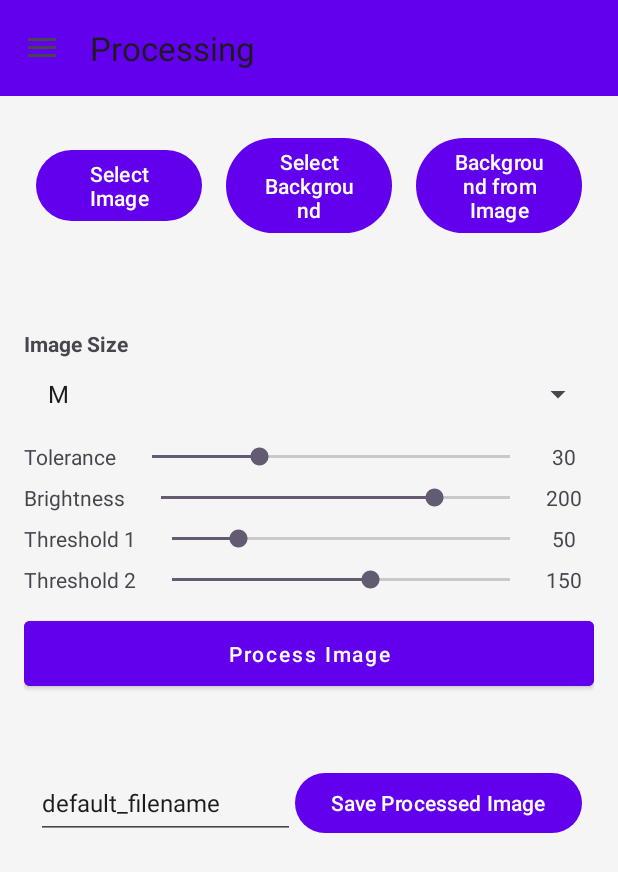
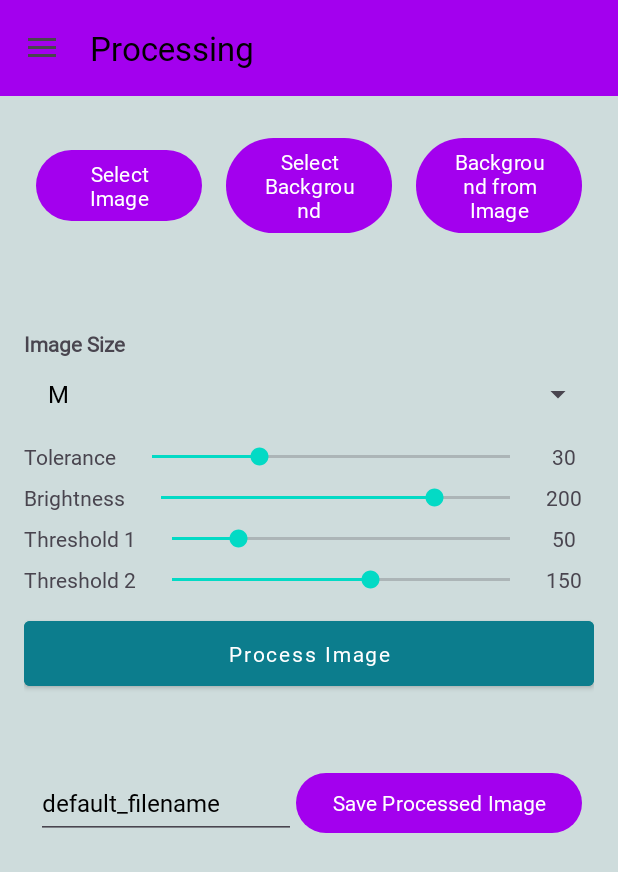
Before and after one commit to nathabee/extraction-app, an Android app built with Jetpack Compose: the ProcessingFragment screen opened through its navigation route, on a phone screen of 412 x 824 dp. Shown: the top 872 px of the screen. Run offline under Robolectric (Android 15) with nearby library versions, the phone set to English and light mode, and no system bars; our stand-ins replace navigation-ui; 1 statement that could not run was skipped.

Commit message:
add LICENSES, changed theme parameter, added gentiumplus font

```diff
--- /dev/null
+++ b/VisuBee/app/src/main/res/font/font_family.xml
@@ -0,0 +1,3 @@
+<font-family xmlns:android="http://schemas.android.com/apk/res/android">
+    <font android:fontStyle="normal" android:fontWeight="400" android:font="@font/gentiumplus_regular"/>
+</font-family>
--- a/VisuBee/app/src/main/res/layout/activity_main.xml
+++ b/VisuBee/app/src/main/res/layout/activity_main.xml
@@ -13,11 +13,12 @@
 
         <!-- ✅ Toolbar (Required for Hamburger Menu) -->
         <androidx.appcompat.widget.Toolbar
-            android:id="@+id/toolbar"
-            android:layout_width="match_parent"
-            android:layout_height="?attr/actionBarSize"
-            android:background="?attr/colorPrimary"
-            app:popupTheme="@style/ThemeOverlay.MaterialComponents.Light"/>
+        android:id="@+id/toolbar"
+        android:layout_width="match_parent"
+        android:layout_height="?attr/actionBarSize"
+        android:background="@color/purple_500"
+        app:popupTheme="@style/ThemeOverlay.MaterialComponents.Light"/>
+
 
         <!-- ✅ Navigation Host Fragment (Handles Screen Navigation) -->
         <androidx.fragment.app.FragmentContainerView
@@ -34,5 +35,6 @@
         android:layout_width="wrap_content"
         android:layout_height="match_parent"
         android:layout_gravity="start"
+        android:background="@color/white"
         app:menu="@menu/drawer_menu"/>
 </androidx.drawerlayout.widget.DrawerLayout>
--- a/VisuBee/app/src/main/res/layout/fragment_home.xml
+++ b/VisuBee/app/src/main/res/layout/fragment_home.xml
@@ -8,7 +8,7 @@
         android:id="@+id/textHomeTitle"
         android:layout_width="match_parent"
         android:layout_height="wrap_content"
-        android:text="Welcome to KotlinTestApp!"
+        android:text="Welcome to VisuBee!"
         android:textSize="24sp"
         android:textStyle="bold"
         android:gravity="center"
--- a/VisuBee/app/src/main/res/layout/fragment_settings.xml
+++ b/VisuBee/app/src/main/res/layout/fragment_settings.xml
@@ -13,7 +13,7 @@
     <EditText
         android:id="@+id/edit_gallery_path"
         android:layout_width="match_parent"
-        android:layout_height="48dp"
+        android:layout_height="100dp"
         android:hint="@string/gallery_path"
         android:focusable="true"
         android:clickable="true"/>
@@ -26,7 +26,6 @@
 
     <Button
         android:id="@+id/button_save"
-        style="@style/CustomButton"
         android:layout_width="match_parent"
         android:layout_height="48dp"
         android:text="@string/save_settings"/>
--- a/VisuBee/app/src/main/res/values/colors.xml
+++ b/VisuBee/app/src/main/res/values/colors.xml
@@ -1,14 +1,15 @@
 <?xml version="1.0" encoding="utf-8"?>
 <resources>
-    <color name="myPrimaryColor">#6200EE</color> <!-- Purple -->
-    <color name="myPrimaryVariant">#3700B3</color> <!-- Darker Purple -->
-    <color name="myBackgroundColor">#F5F5F5</color> <!-- Light Gray -->
-    <color name="myDarkPrimaryColor">#BB86FC</color> <!-- Light Purple -->
-    <color name="purple_200">#FFBB86FC</color>
-    <color name="purple_500">#FF6200EE</color>
-    <color name="purple_700">#FF3700B3</color>
-    <color name="teal_200">#FF03DAC5</color>
-    <color name="teal_700">#FF018786</color>
-    <color name="black">#FF000000</color>
-    <color name="white">#FFFFFFFF</color>
+    <color name="myPrimaryColor">#9C27B0</color> <!-- Purple -->
+    <color name="myPrimaryVariant">#8300B3</color> <!-- Darker Purple -->
+    <color name="myBackgroundColor">#CEDCDC</color> <!-- Light Gray -->
+    <color name="myDarkPrimaryColor">#E086FC</color> <!-- Light Purple -->
+    <color name="purple_200">#DD86FC</color>
+    <color name="purple_500">#A300EE</color>
+    <color name="purple_700">#7400B3</color>
+    <color name="teal_200">#03DAC5</color>
+    <color name="teal_700">#018786</color>
+    <color name="black">#000000</color>
+    <color name="white">#FFFFFF</color>
+
 </resources>
--- a/VisuBee/app/src/main/res/values/styles.xml
+++ b/VisuBee/app/src/main/res/values/styles.xml
@@ -1,9 +1,10 @@
 <resources>
     <style name="CustomButton" parent="Widget.MaterialComponents.Button">
-        <item name="android:backgroundTint">@color/myPrimaryColor</item>
-        <item name="android:radius">16dp</item>
+        <item name="android:backgroundTint">@color/teal_700</item>
         <item name="android:textColor">@color/white</item>
         <item name="android:padding">12dp</item>
         <item name="android:textAllCaps">false</item>
+        <item name="android:fontFamily">@font/gentiumplus_bold</item>
     </style>
+
 </resources>
--- a/VisuBee/app/src/main/res/values/themes.xml
+++ b/VisuBee/app/src/main/res/values/themes.xml
@@ -2,12 +2,34 @@
 
     <!-- Light Theme -->
     <style name="Theme.VisuBee" parent="Theme.Material3.Light.NoActionBar">
+        <!-- Colors -->
         <item name="colorPrimary">@color/purple_500</item>
+        <item name="colorOnPrimary">@color/white</item>
         <item name="colorPrimaryVariant">@color/purple_700</item>
-        <item name="colorOnPrimary">@color/white</item>
+        <item name="colorSecondary">@color/teal_200</item>
+        <item name="android:windowBackground">@color/myBackgroundColor</item>
+        <item name="colorSurface">@color/teal_700</item>
+        <item name="colorOnSurface">@color/black</item>
+
+        <!-- Status Bar & Nav Bar -->
         <item name="android:statusBarColor">@color/purple_700</item>
-        <item name="android:windowBackground">@color/myBackgroundColor</item>
+        <item name="android:navigationBarColor">@color/black</item>
+
+        <!-- Text & Fonts -->
+        <item name="android:fontFamily">@font/gentiumplus_regular</item>
+        <item name="android:textColorPrimary">@color/black</item>
+
+        <!-- Button & Widget Styles -->
+        <item name="android:buttonStyle">@style/Widget.Material3.Button</item>
+
+        <!-- Dimensions & Effects -->
+        <!-- item name="android:padding">16dp</item>
+        <item name="android:elevation">4dp</item -->
+
+
+
     </style>
+
 
     <!-- Dark Theme -->
     <style name="Theme.VisuBee.Dark" parent="Theme.Material3.Dark.NoActionBar">
```
Also changed, not shown: 12 other files.
